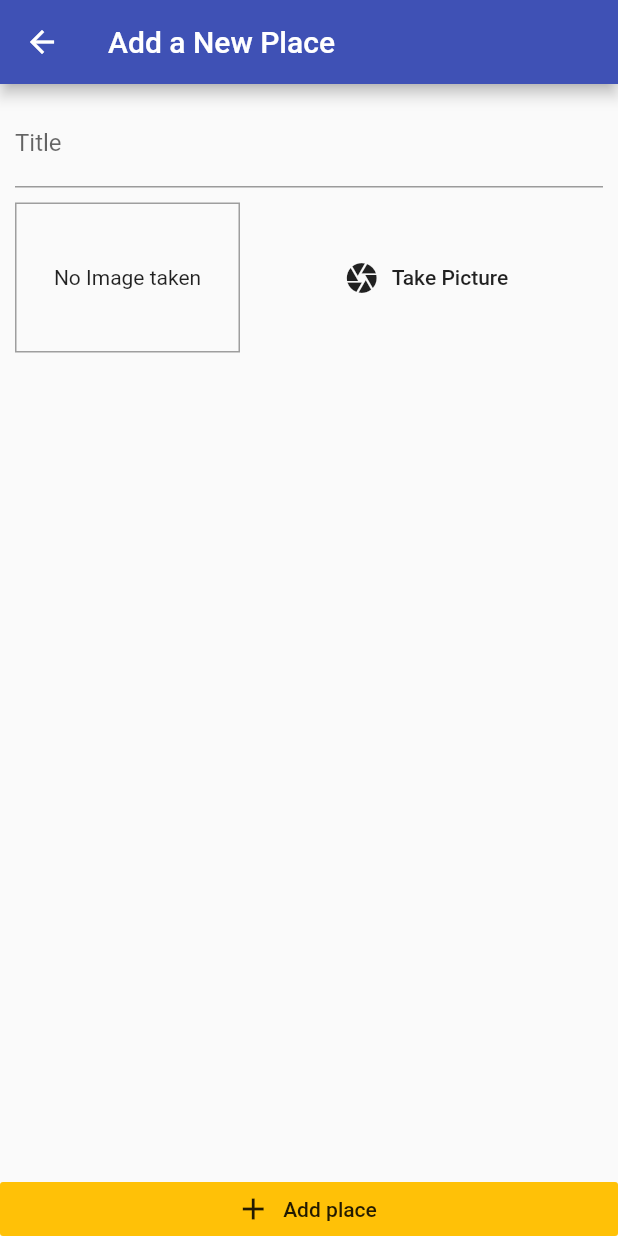
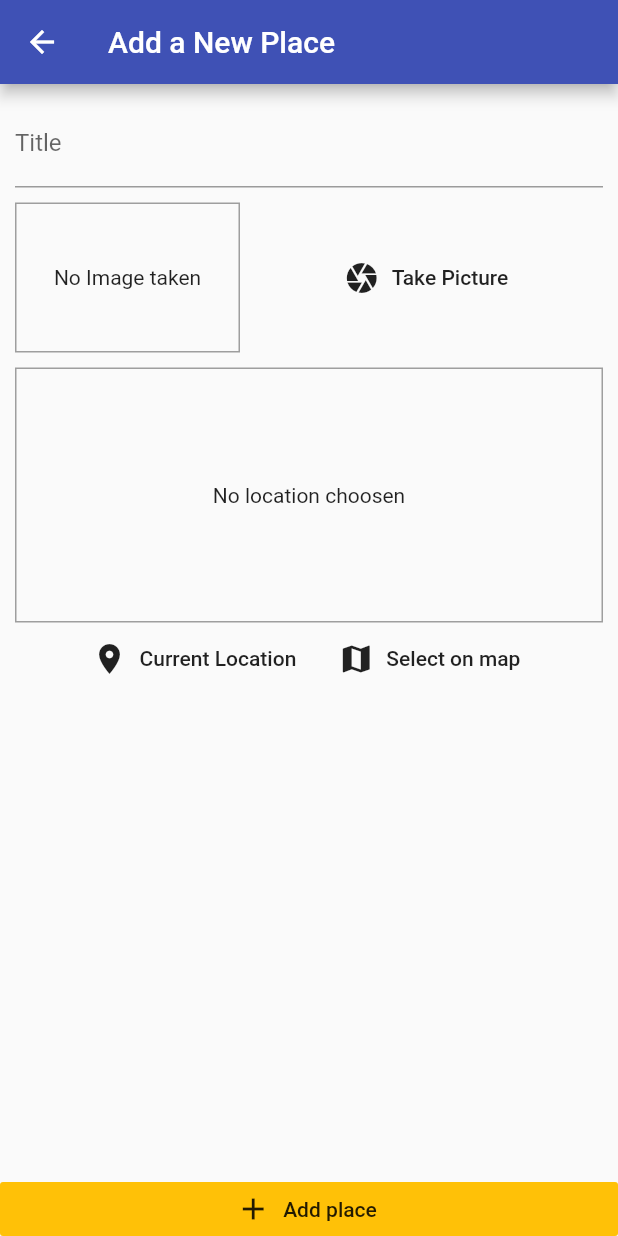
Before and after one commit to eloicasamayor/great_places, a Flutter app: the screen it shows after launch, after a tap on the "add" icon, on a phone screen of 412 x 824 dp. Run offline on Flutter 3.47's test engine with Material 2 defaults, Android fonts, the phone set to English and light mode, and no system bars; our stand-ins replace google_maps_flutter, image_picker, location, sqflite; accounts and stored records are empty.

Commit message:
sqlite, maps

```diff
--- /dev/null
+++ b/lib/helpers/location_helper.dart
@@ -0,0 +1,8 @@
+const GOOGLE_API_KEY = 'AIzaSyCSiF402IT7sNsgf7_4DvtcAl82ouwMagA';
+
+class LocationHelper {
+  static String generateLocationPreviewImage(
+      {double latitude, double longitude}) {
+    return 'https://maps.googleapis.com/maps/api/staticmap?center=&$latitude,$longitude&zoom=16&size=600x300&maptype=roadmap&markers=color:red%7Clabel:A%7C$latitude,$longitude&key=$GOOGLE_API_KEY';
+  }
+}
--- a/lib/main.dart
+++ b/lib/main.dart
@@ -13,6 +13,7 @@ class MyApp extends StatelessWidget {
     return ChangeNotifierProvider.value(
       value: GreatPlaces(),
       child: MaterialApp(
+        debugShowCheckedModeBanner: false,
         title: 'Great Places',
         theme: ThemeData(
           primarySwatch: Colors.indigo,
--- a/lib/models/place.dart
+++ b/lib/models/place.dart
@@ -6,7 +6,7 @@ class PlaceLocation {
   final double longitude;
   final String address;
 
-  PlaceLocation({
+  const PlaceLocation({
     @required this.latitude,
     @required this.longitude,
     this.address,
--- a/lib/screens/add_place_screen.dart
+++ b/lib/screens/add_place_screen.dart
@@ -1,5 +1,9 @@
 import 'package:flutter/material.dart';
 import '../widgets/image_input.dart';
+import '../widgets/location_input.dart';
+import 'dart:io';
+import 'package:provider/provider.dart';
+import '../providers/great_places.dart';
 
 class AddPlaceScreen extends StatefulWidget {
   static const routeName = '/add-place';
@@ -10,6 +14,22 @@ class AddPlaceScreen extends StatefulWidget {
 
 class _AddPlaceScreenState extends State<AddPlaceScreen> {
   final _titleController = TextEditingController();
+  File _pickedImage;
+
+  void _selectImage(File pickedImage) {
+    _pickedImage = pickedImage;
+  }
+
+  void _savePlace() {
+    if (_titleController.text.isEmpty || _pickedImage == null) {
+      print('an error occurred');
+      return;
+    }
+    Provider.of<GreatPlaces>(context, listen: false)
+        .addPlace(_titleController.text, _pickedImage);
+    Navigator.of(context).pop();
+  }
+
   @override
   Widget build(BuildContext context) {
     return Scaffold(
@@ -32,14 +52,18 @@ class _AddPlaceScreenState extends State<AddPlaceScreen> {
                     SizedBox(
                       height: 10,
                     ),
-                    ImageInput(),
+                    ImageInput(_selectImage),
+                    SizedBox(
+                      height: 10,
+                    ),
+                    LocationInput(),
                   ],
                 ),
               ),
             ),
           ),
           RaisedButton.icon(
-            onPressed: () {},
+            onPressed: _savePlace,
             icon: Icon(Icons.add),
             label: Text('Add place'),
             elevation: 0,
--- a/lib/screens/places_list_screen.dart
+++ b/lib/screens/places_list_screen.dart
@@ -1,6 +1,8 @@
 import 'package:flutter/material.dart';
+import 'package:provider/provider.dart';
 
 import './add_place_screen.dart';
+import '../providers/great_places.dart';
 
 class PlacesListScreen extends StatelessWidget {
   @override
@@ -17,8 +19,28 @@ class PlacesListScreen extends StatelessWidget {
           ),
         ],
       ),
-      body: Center(
-        child: CircularProgressIndicator(),
+      body: Consumer<GreatPlaces>(
+        child: Center(
+          child: Text('Got no places yet, start by adding one'),
+        ),
+        builder: (ctx, greatPlaces, ch) => greatPlaces.items.length <= 0
+            ? ch
+            : ListView.builder(
+                itemCount: greatPlaces.items.length,
+                itemBuilder: (ctx, i) {
+                  final _title = greatPlaces.items[i].title;
+                  print('index = $i //title = $_title');
+                  return ListTile(
+                    leading: CircleAvatar(
+                      backgroundImage: FileImage(
+                        greatPlaces.items[i].image,
+                      ),
+                    ),
+                    title: Text(greatPlaces.items[i].title),
+                    onTap: () {},
+                  );
+                },
+              ),
       ),
     );
   }
--- a/lib/widgets/image_input.dart
+++ b/lib/widgets/image_input.dart
@@ -5,6 +5,9 @@ import 'package:path/path.dart' as path;
 import 'package:path_provider/path_provider.dart' as syspaths;
 
 class ImageInput extends StatefulWidget {
+  final Function onSelectImage;
+  ImageInput(this.onSelectImage);
+
   @override
   _ImageInputState createState() => _ImageInputState();
 }
@@ -15,7 +18,9 @@ class _ImageInputState extends State<ImageInput> {
 
   Future _getImage() async {
     final imageFile = await picker.getImage(source: ImageSource.camera);
-
+    if (imageFile == null) {
+      return;
+    }
     setState(() {
       if (imageFile != null) {
         _storedImage = File(imageFile.path);
@@ -25,7 +30,8 @@ class _ImageInputState extends State<ImageInput> {
     });
     final appDir = await syspaths.getApplicationDocumentsDirectory();
     final fileName = path.basename(imageFile.path);
-    final savedImage = _storedImage.copy('${appDir.path}/$fileName');
+    final savedImage = await _storedImage.copy('${appDir.path}/$fileName');
+    widget.onSelectImage(savedImage);
   }
 
   @override
--- /dev/null
+++ b/lib/widgets/location_input.dart
@@ -0,0 +1,79 @@
+import 'package:flutter/material.dart';
+import 'package:location/location.dart';
+import '../helpers/location_helper.dart';
+import '../screens/map_screen.dart';
+
+class LocationInput extends StatefulWidget {
+  @override
+  _LocationInputState createState() => _LocationInputState();
+}
+
+class _LocationInputState extends State<LocationInput> {
+  String _previewImageUrl;
+
+  Future<void> _getCurrentUserLocation() async {
+    final locData = await Location().getLocation();
+    print(locData.latitude);
+    print(locData.longitude);
+    final staticMapImageUrl = LocationHelper.generateLocationPreviewImage(
+      latitude: locData.latitude,
+      longitude: locData.longitude,
+    );
+    setState(() {
+      _previewImageUrl = staticMapImageUrl;
+    });
+  }
+
+  Future<void> _selectOnMap() async {
+    final selectedLocation = await Navigator.of(context).push(
+      MaterialPageRoute(
+        builder: (ctx) => MapScreen(),
+      ),
+    );
+    if (selectedLocation == null) {
+      return;
+    }
+  }
+
+  @override
+  Widget build(BuildContext context) {
+    return Column(
+      children: [
+        Container(
+          height: 170,
+          width: double.infinity,
+          alignment: Alignment.center,
+          decoration: BoxDecoration(
+            border: Border.all(
+              width: 1,
+              color: Colors.grey,
+            ),
+          ),
+          child: _previewImageUrl == null
+              ? Text(
+                  'No location choosen',
+                  textAlign: TextAlign.center,
+                )
+              : Image.network(
+                  _previewImageUrl,
+                  fit: BoxFit.cover,
+                  width: double.infinity,
+                ),
+        ),
+        Row(
+          mainAxisAlignment: MainAxisAlignment.center,
+          children: [
+            FlatButton.icon(
+                onPressed: _getCurrentUserLocation,
+                icon: Icon(Icons.location_on),
+                label: Text('Current Location')),
+            FlatButton.icon(
+                onPressed: _selectOnMap,
+                icon: Icon(Icons.map),
+                label: Text('Select on map')),
+          ],
+        )
+      ],
+    );
+  }
+}
--- a/pubspec.yaml
+++ b/pubspec.yaml
@@ -32,6 +32,9 @@ dependencies:
   image_picker: ^0.8.0+3
   path_provider: ^2.0.2
   path: ^1.8.0
+  sqflite: ^2.0.0+3
+  location: ^4.2.3
+  google_maps_flutter: ^2.0.6
 
 dev_dependencies:
   flutter_test:
```
Also changed, not shown: lib/helpers/db_helper.dart (added, +22 -0 lines), lib/providers/great_places.dart (+23 -1 lines), lib/screens/map_screen.dart (added, +38 -0 lines), pubspec.lock, 3 other files.
